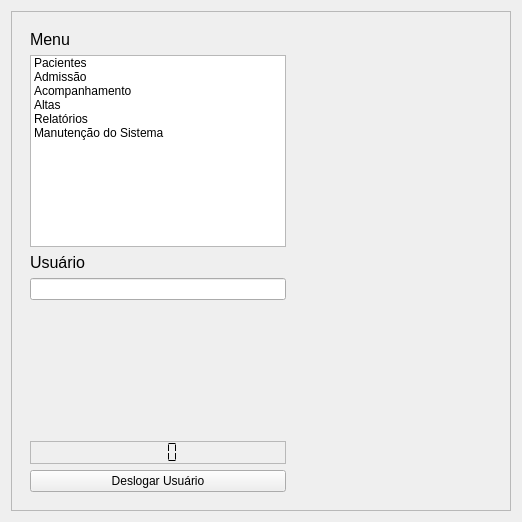
Old version of the form GUI/PrincipalForm.ui in the repository LCapanelli/RP3.
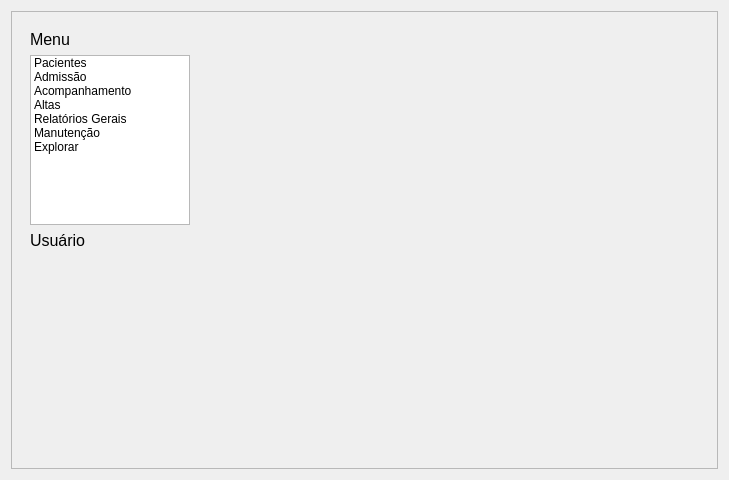
New version of the form.

Patch:
```diff
--- a/GUI/PrincipalForm.ui
+++ b/GUI/PrincipalForm.ui
@@ -6,14 +6,14 @@
    <rect>
     <x>0</x>
     <y>0</y>
-    <width>522</width>
-    <height>522</height>
+    <width>729</width>
+    <height>480</height>
    </rect>
   </property>
   <property name="windowTitle">
    <string>Form</string>
   </property>
-  <layout class="QGridLayout" name="gridLayout_3">
+  <layout class="QGridLayout" name="gridLayout">
    <item row="0" column="0">
     <widget class="QFrame" name="frame_2">
      <property name="frameShape">
@@ -22,13 +22,11 @@
      <property name="frameShadow">
       <enum>QFrame::Raised</enum>
      </property>
-     <layout class="QGridLayout" name="gridLayout">
+     <layout class="QGridLayout" name="gridLayout_3">
       <item row="0" column="0">
        <widget class="QWidget" name="widgetPrincipal" native="true">
         <layout class="QGridLayout" name="gridLayout_2">
          <item row="0" column="0">
-          <layout class="QVBoxLayout" name="verticalLayout_3">
-           <item>
             <widget class="QLabel" name="label_usuarioLogado_3">
              <property name="font">
               <font>
@@ -40,18 +38,48 @@
              </property>
             </widget>
            </item>
-           <item>
+         <item row="0" column="1" rowspan="4">
+          <widget class="QStackedWidget" name="stackedWidget_Principal">
+           <property name="sizePolicy">
+            <sizepolicy hsizetype="Expanding" vsizetype="Expanding">
+             <horstretch>0</horstretch>
+             <verstretch>0</verstretch>
+            </sizepolicy>
+           </property>
+           <property name="font">
+            <font>
+             <pointsize>12</pointsize>
+            </font>
+           </property>
+           <property name="currentIndex">
+            <number>-1</number>
+           </property>
+          </widget>
+         </item>
+         <item row="1" column="0">
             <widget class="QListWidget" name="listaOpcoesMenu_2">
+           <property name="enabled">
+            <bool>true</bool>
+           </property>
              <property name="sizePolicy">
-              <sizepolicy hsizetype="Fixed" vsizetype="Fixed">
+            <sizepolicy hsizetype="Preferred" vsizetype="Preferred">
                <horstretch>0</horstretch>
                <verstretch>0</verstretch>
               </sizepolicy>
              </property>
+           <property name="maximumSize">
+            <size>
+             <width>160</width>
+             <height>170</height>
+            </size>
+           </property>
              <property name="styleSheet">
               <string notr="true">font: 75 12pt &quot;Droid Sans&quot;;
 </string>
              </property>
+           <property name="viewMode">
+            <enum>QListView::ListMode</enum>
+           </property>
              <item>
               <property name="text">
                <string>Pacientes</string>
@@ -74,21 +102,22 @@
              </item>
              <item>
               <property name="text">
-               <string>Relatórios</string>
+             <string>Relatórios Gerais</string>
               </property>
              </item>
              <item>
               <property name="text">
-               <string>Manutenção do Sistema</string>
+             <string>Manutenção </string>
+            </property>
+           </item>
+           <item>
+            <property name="text">
+             <string>Explorar</string>
               </property>
              </item>
             </widget>
            </item>
-          </layout>
-         </item>
-         <item row="1" column="0">
-          <layout class="QVBoxLayout" name="verticalLayout_2">
-           <item>
+         <item row="2" column="0">
             <widget class="QLabel" name="label_usuarioLogado_2">
              <property name="font">
               <font>
@@ -100,11 +129,8 @@
              </property>
             </widget>
            </item>
-           <item>
-            <widget class="QLineEdit" name="lineEdit_UsuarioLogado"/>
-           </item>
-           <item>
-            <spacer name="verticalSpacer_4">
+         <item row="3" column="0">
+          <spacer name="verticalSpacer">
              <property name="orientation">
               <enum>Qt::Vertical</enum>
              </property>
@@ -115,69 +141,6 @@
               </size>
              </property>
             </spacer>
-           </item>
-          </layout>
-         </item>
-         <item row="2" column="0">
-          <layout class="QVBoxLayout" name="verticalLayout">
-           <item>
-            <spacer name="verticalSpacer_2">
-             <property name="orientation">
-              <enum>Qt::Vertical</enum>
-             </property>
-             <property name="sizeHint" stdset="0">
-              <size>
-               <width>20</width>
-               <height>79</height>
-              </size>
-             </property>
-            </spacer>
-           </item>
-           <item>
-            <widget class="QLCDNumber" name="lcdNumber_horas_2">
-             <property name="font">
-              <font>
-               <pointsize>10</pointsize>
-              </font>
-             </property>
-             <property name="frameShape">
-              <enum>QFrame::StyledPanel</enum>
-             </property>
-             <property name="frameShadow">
-              <enum>QFrame::Plain</enum>
-             </property>
-             <property name="smallDecimalPoint">
-              <bool>false</bool>
-             </property>
-             <property name="numDigits">
-              <number>4</number>
-             </property>
-             <property name="segmentStyle">
-              <enum>QLCDNumber::Flat</enum>
-             </property>
-            </widget>
-           </item>
-           <item>
-            <widget class="QPushButton" name="pushButton_2">
-             <property name="text">
-              <string>Deslogar Usuário</string>
-             </property>
-            </widget>
-           </item>
-          </layout>
-         </item>
-         <item row="0" column="1" rowspan="3">
-          <widget class="QStackedWidget" name="stackedWidget_Principal">
-           <property name="font">
-            <font>
-             <pointsize>12</pointsize>
-            </font>
-           </property>
-           <property name="currentIndex">
-            <number>0</number>
-           </property>
-           <widget class="QWidget" name="page_12"/>
-          </widget>
          </item>
         </layout>
        </widget>
```
Lines whose indentation alone changed are shown as unchanged.
